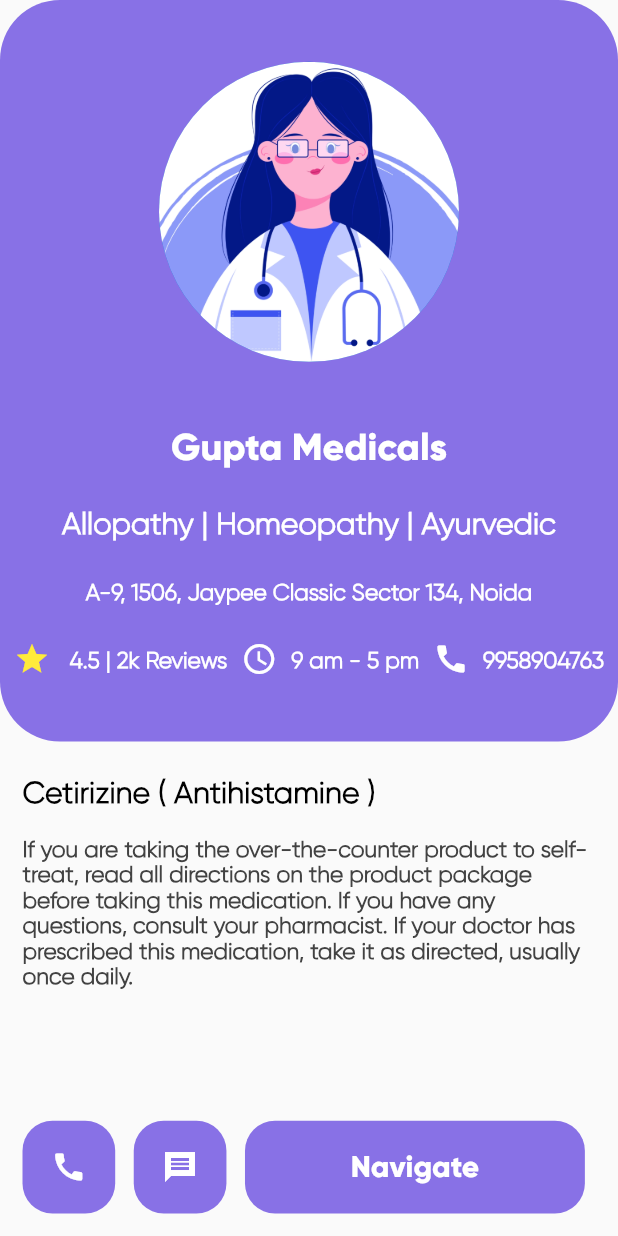
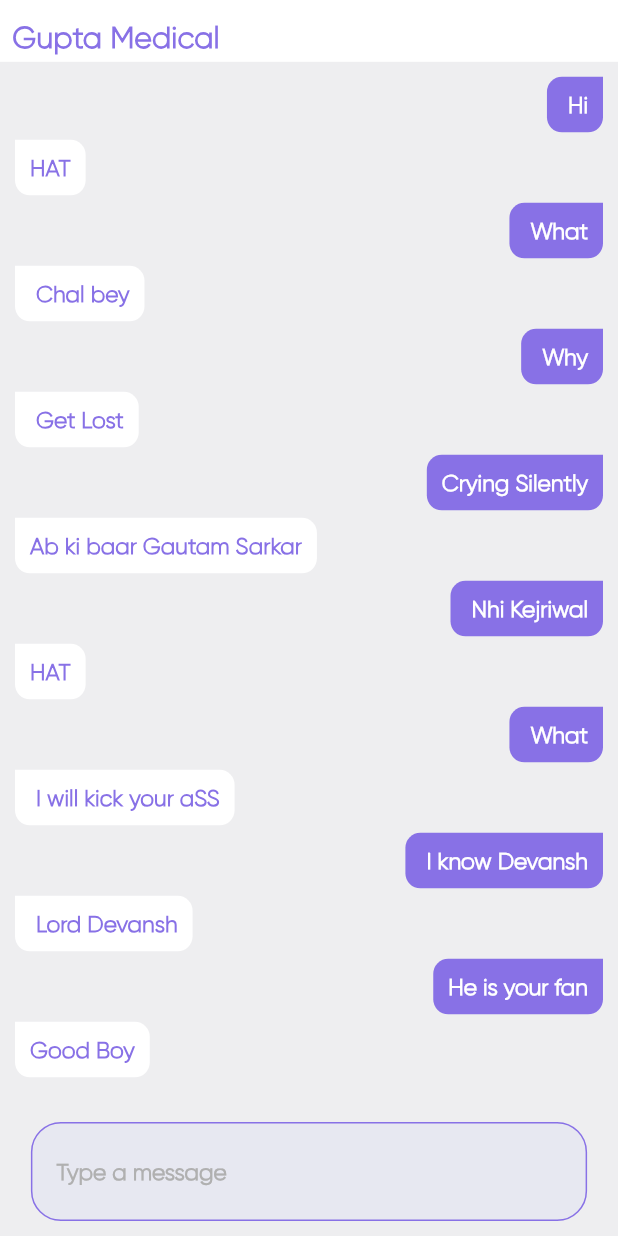
Before and after one commit to Tushar-Mishra999/MediBuddy, a Flutter app: the screen it shows after launch, on a phone screen of 412 x 824 dp. Run offline on Flutter 3.47's test engine with Material 2 defaults, Android fonts, the phone set to English and light mode, and no system bars; our stand-ins replace google_fonts.

Commit message:
added chat screen

```diff
--- a/app/lib/main.dart
+++ b/app/lib/main.dart
@@ -1,5 +1,6 @@
 import 'package:flutter/material.dart';
 import 'package:medibuddy/router.dart';
+import 'package:medibuddy/views/chat/chat_screen.dart';
 import 'package:medibuddy/views/details/store_details.dart';
 import 'package:medibuddy/views/home/client.dart';
 import 'package:medibuddy/views/login/login_screen.dart';
@@ -21,7 +22,7 @@ class MyApp extends StatelessWidget {
       theme: ThemeData(
         primarySwatch: Colors.blue,
       ),
-      home: StoreDetails(),
+      home: ChatScreen(name:'Gupta Medical'),
       onGenerateRoute: (settings) => generateRoute(settings),
     );
   }
--- /dev/null
+++ b/app/lib/views/chat/chat_message.dart
@@ -0,0 +1,42 @@
+import 'package:flutter/material.dart';
+import 'package:medibuddy/constants.dart';
+
+class ChatMessage extends StatelessWidget {
+  final String message;
+  final bool receiver;
+  ChatMessage({required this.message, required this.receiver});
+  @override
+  Widget build(BuildContext context) {
+    return Row(
+      mainAxisAlignment:
+          receiver == true ? MainAxisAlignment.end : MainAxisAlignment.start,
+      children: [
+        Container(
+          padding: const EdgeInsets.all(10),
+          margin: const EdgeInsets.only(bottom: 5),
+          decoration: BoxDecoration(
+            borderRadius: BorderRadius.only(
+                topRight: receiver == true
+                    ? const Radius.circular(0)
+                    : const Radius.circular(10),
+                topLeft: receiver == true
+                    ? const Radius.circular(10)
+                    : const Radius.circular(0),
+                bottomLeft: const Radius.circular(10),
+                bottomRight: const Radius.circular(10)),
+            color: receiver == true ? color1 : Colors.white,
+          ),
+          child: Text(
+            message,
+            style: TextStyle(
+              color: receiver == true ? Colors.white : color1,
+              fontSize: 15,
+              fontFamily: 'GilroyLight',
+              fontWeight: FontWeight.w800,
+            ),
+          ),
+        )
+      ],
+    );
+  }
+}
--- /dev/null
+++ b/app/lib/views/chat/chat_screen.dart
@@ -0,0 +1,125 @@
+import 'package:flutter/material.dart';
+import 'package:medibuddy/constants.dart';
+import 'dart:math';
+
+import 'package:medibuddy/views/chat/chat_message.dart';
+import 'package:medibuddy/views/chat/typing_field.dart';
+import 'package:medibuddy/views/home/searchbar.dart';
+
+class ChatScreen extends StatelessWidget {
+  final String name;
+  ChatScreen({required this.name});
+  @override
+  Widget build(BuildContext context) {
+    final size = MediaQuery.of(context).size;
+    return Scaffold(
+      backgroundColor: color3,
+      body: SafeArea(
+        child: Column(
+          //crossAxisAlignment: CrossAxisAlignment.stretch,
+          children: [
+            Container(
+              color: Colors.white,
+              padding: EdgeInsets.only(top: 10),
+              height: size.height * 0.05,
+              child: Row(
+                crossAxisAlignment: CrossAxisAlignment.center,
+                children: [
+                  SizedBox(
+                    width: size.width * 0.02,
+                  ),
+                  Text(
+                    name,
+                    style: TextStyle(
+                      color: color1,
+                      fontSize: 20,
+                      fontFamily: 'GilroyLight',
+                      fontWeight: FontWeight.w800,
+                    ),
+                  ),
+                  const Spacer(),
+                ],
+              ),
+            ),
+            Expanded(
+              child: Container(
+                padding: EdgeInsets.all(10),
+                child: SingleChildScrollView(
+                  child: Column(
+                    children: [
+                      ChatMessage(
+                        message: ' Hi',
+                        receiver: true,
+                      ),
+                      ChatMessage(
+                        message: 'HAT',
+                        receiver: false,
+                      ),
+                      ChatMessage(
+                        message: ' What',
+                        receiver: true,
+                      ),
+                      ChatMessage(
+                        message: ' Chal bey',
+                        receiver: false,
+                      ),
+                      ChatMessage(
+                        message: ' Why',
+                        receiver: true,
+                      ),
+                      ChatMessage(
+                        message: ' Get Lost',
+                        receiver: false,
+                      ),
+                      ChatMessage(
+                        message: 'Crying Silently',
+                        receiver: true,
+                      ),
+                      ChatMessage(
+                        message: 'Ab ki baar Gautam Sarkar',
+                        receiver: false,
+                      ),
+                      ChatMessage(
+                        message: ' Nhi Kejriwal',
+                        receiver: true,
+                      ),
+                      ChatMessage(
+                        message: 'HAT',
+                        receiver: false,
+                      ),
+                      ChatMessage(
+                        message: ' What',
+                        receiver: true,
+                      ),
+                      ChatMessage(
+                        message: ' I will kick your aSS',
+                        receiver: false,
+                      ),
+                      ChatMessage(
+                        message: ' I know Devansh',
+                        receiver: true,
+                      ),
+                      ChatMessage(
+                        message: ' Lord Devansh',
+                        receiver: false,
+                      ),
+                      ChatMessage(
+                        message: 'He is your fan',
+                        receiver: true,
+                      ),
+                      ChatMessage(
+                        message: 'Good Boy',
+                        receiver: false,
+                      ),
+                    ],
+                  ),
+                ),
+              ),
+            ),
+            TypingField(size: size)
+          ],
+        ),
+      ),
+    );
+  }
+}
--- /dev/null
+++ b/app/lib/views/chat/typing_field.dart
@@ -0,0 +1,45 @@
+import 'package:flutter/material.dart';
+import 'package:medibuddy/constants.dart';
+
+class TypingField extends StatelessWidget {
+  const TypingField({
+    Key? key,
+    required this.size,
+  }) : super(key: key);
+
+  final Size size;
+
+  @override
+  Widget build(BuildContext context) {
+    return Container(
+      margin: EdgeInsets.only(bottom: 10),
+      width: size.width * 0.9,
+      decoration: BoxDecoration(
+        borderRadius: BorderRadius.circular(20),
+        border: Border.all(color: color1),
+        color: color2,
+      ),
+      padding: const EdgeInsets.symmetric(horizontal: 16, vertical: 8),
+      child: Row(
+        children: [
+          Expanded(
+            child: TextField(
+              style: TextStyle(
+                color: Colors.grey.shade800,
+                fontSize: 15,
+                fontFamily: 'GilroyLight',
+                fontWeight: FontWeight.bold,
+              ),
+              onSubmitted: (val) {},
+              decoration: const InputDecoration(
+                  hintText: "Type a message",
+                  border: InputBorder.none,
+                  hintStyle: const TextStyle(
+                      color: Color.fromARGB(255, 176, 176, 176))),
+            ),
+          ),
+        ],
+      ),
+    );
+  }
+}
```
Also changed, not shown: 3 other files.
